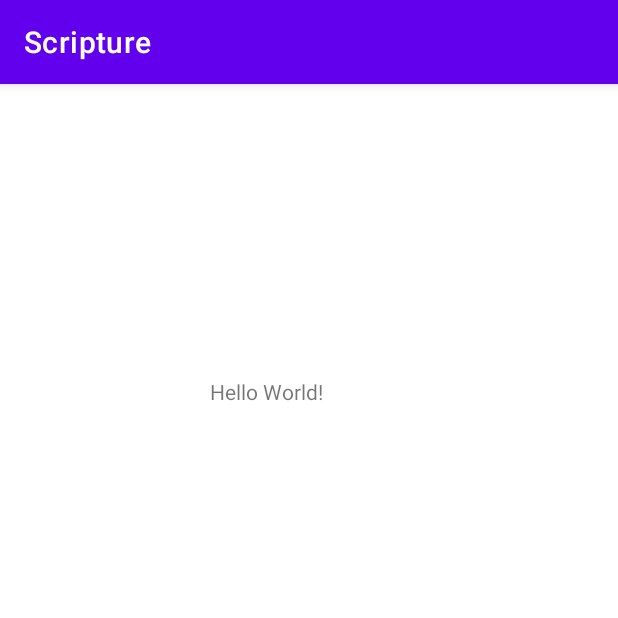
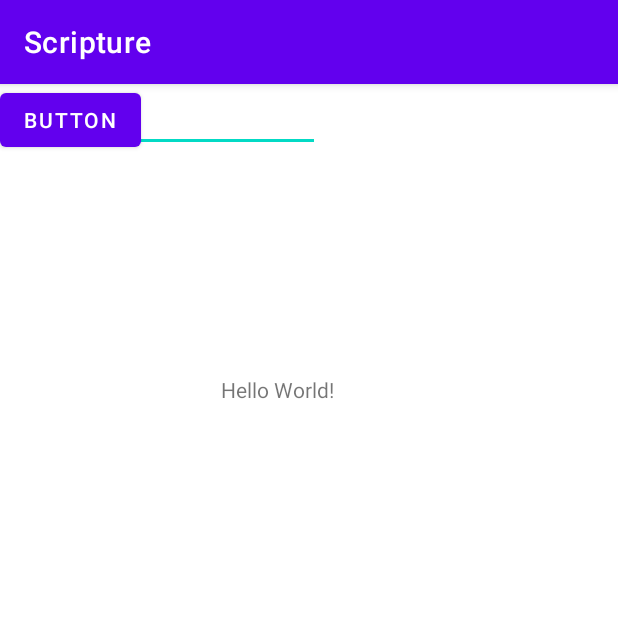
Before and after one commit to RodriguezOswaldo/ScriptureKotlin, an Android app: the screen it shows after launch (MainActivity), on a phone screen of 412 x 824 dp, the top half of it. Run offline under Robolectric (Android 15) with nearby library versions, the phone set to English and light mode, and no system bars.

```diff
--- a/app/src/main/res/layout/activity_main.xml
+++ b/app/src/main/res/layout/activity_main.xml
@@ -11,10 +11,28 @@
         android:layout_height="wrap_content"
         android:text="Hello World!"
         app:layout_constraintBottom_toBottomOf="parent"
-        app:layout_constraintHorizontal_bias="0.416"
+        app:layout_constraintHorizontal_bias="0.437"
         app:layout_constraintLeft_toLeftOf="parent"
         app:layout_constraintRight_toRightOf="parent"
         app:layout_constraintTop_toTopOf="parent"
-        app:layout_constraintVertical_bias="0.261" />
+        app:layout_constraintVertical_bias="0.259" />
+
+    <EditText
+        android:id="@+id/editTextTextPersonName"
+        android:layout_width="wrap_content"
+        android:layout_height="wrap_content"
+        android:ems="10"
+        android:inputType="textPersonName"
+        android:text="Name"
+        tools:layout_editor_absoluteX="13dp"
+        tools:layout_editor_absoluteY="70dp" />
+
+    <Button
+        android:id="@+id/button"
+        android:layout_width="wrap_content"
+        android:layout_height="wrap_content"
+        android:text="Button"
+        tools:layout_editor_absoluteX="256dp"
+        tools:layout_editor_absoluteY="67dp" />
 
 </androidx.constraintlayout.widget.ConstraintLayout>
```
